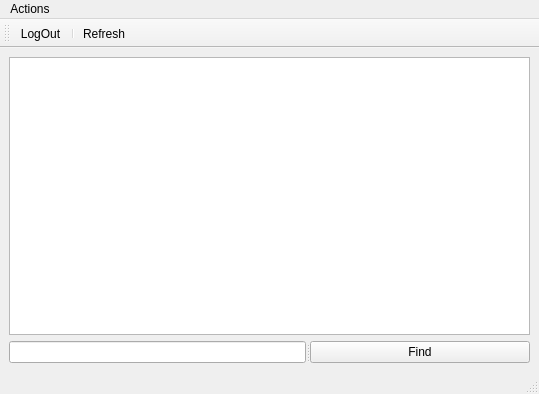
The window that Qt projects/lab/umwindow.ui (Kirilko/181-351_Shimankov) describes before a commit, drawn with Qt 5.
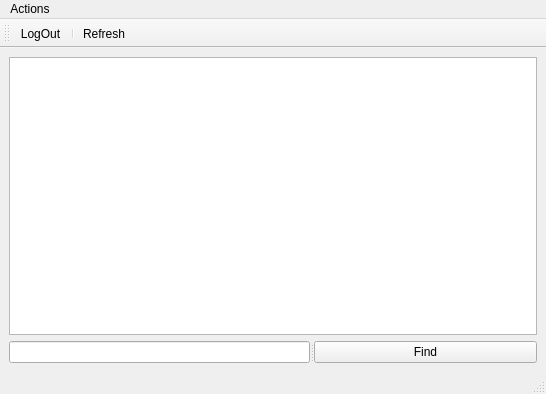
The same window after the commit.

What changed in the file:
```diff
--- a/Qt projects/lab/umwindow.ui
+++ b/Qt projects/lab/umwindow.ui
@@ -6,7 +6,7 @@
    <rect>
     <x>0</x>
     <y>0</y>
-    <width>539</width>
+    <width>546</width>
     <height>394</height>
    </rect>
   </property>
@@ -38,7 +38,7 @@
     <rect>
      <x>0</x>
      <y>0</y>
-     <width>539</width>
+     <width>546</width>
      <height>26</height>
     </rect>
    </property>
```
